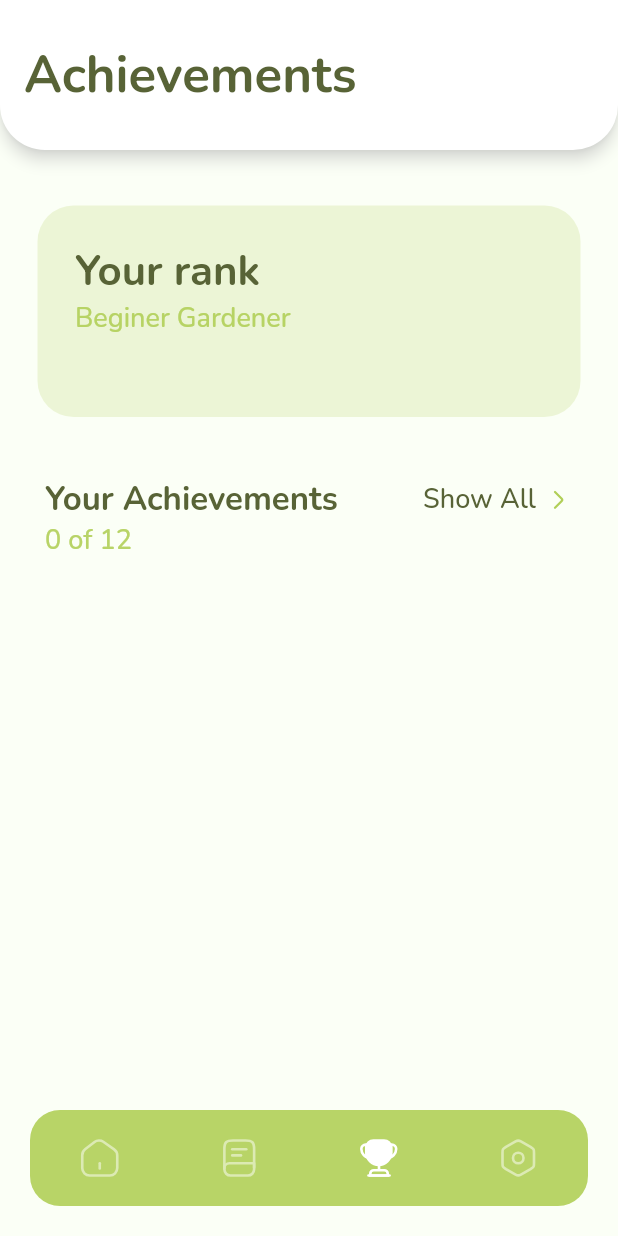
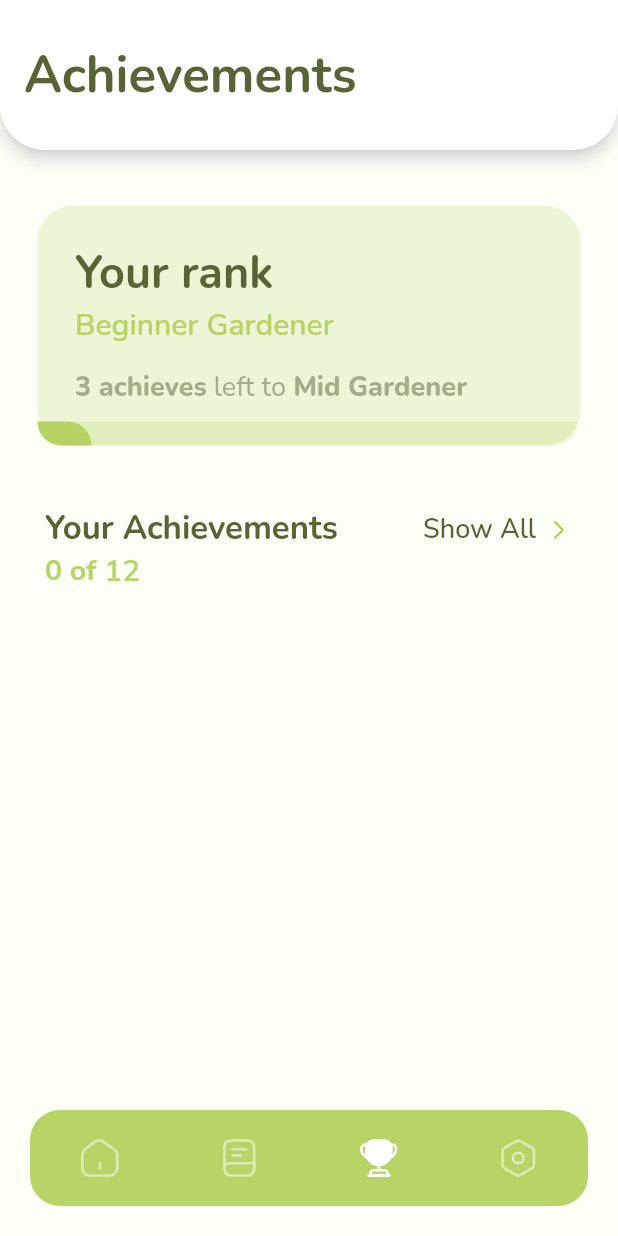
Before and after one commit to KaryFeever/Bonsai, a Flutter app: the screen it shows after launch, item 3 of the bottom bar chosen, on a phone screen of 412 x 824 dp. Run offline on Flutter 3.47's test engine with Material 2 defaults, Android fonts, the phone set to English and light mode, and no system bars; our stand-ins replace auto_size_text, flutter_svg, get_it, get_it_mixin, google_fonts, image_cropper and 1 more; missing offline and left inert: proste_bezier_curve.

Commit message:
Finished achievements page including progress bar, rapidly moving to the dark theme

```diff
--- a/bonsai/lib/constants/styles.dart
+++ b/bonsai/lib/constants/styles.dart
@@ -9,6 +9,7 @@ class Styles {
   static Color primaryOrangeColor = const Color(0xFFDD9048);
   static Color secondaryOrangeColor = const Color(0x1ADD9048);
   static Color textColorPrimary = const Color(0xFF586336);
+  static Color textColorPrimaryLight = Color.fromRGBO(88, 99, 54, 0.494);
   static Color createPageTextColor = const Color(0xFF979797);
   static Color fieldsBackgroundColor = const Color(0xFFEFF1ED);
   static Color switchOffColor = const Color(0xFFB3BCB3);
@@ -27,7 +28,13 @@ class Styles {
   static TextStyle textGreen = GoogleFonts.nunito(
       fontSize: 16, color: primaryGreenColor, fontWeight: FontWeight.w500);
   static TextStyle rankText = GoogleFonts.nunito(
-      fontSize: 18, color: primaryGreenColor, fontWeight: FontWeight.w500);
+      fontSize: 20, color: primaryGreenColor, fontWeight: FontWeight.w600);
+  static TextStyle countOfAchievesText = GoogleFonts.nunito(
+      fontSize: 19, color: primaryGreenColor, fontWeight: FontWeight.w700);
+  static TextStyle rankLeftBold = GoogleFonts.nunito(
+      fontSize: 18, color: textColorPrimaryLight, fontWeight: FontWeight.w800);
+  static TextStyle rankLeftOfBold = GoogleFonts.nunito(
+      fontSize: 18, color: textColorPrimaryLight, fontWeight: FontWeight.w500);
   static TextStyle optionText = GoogleFonts.nunito(
       fontSize: 18, color: textPaleGreen, fontWeight: FontWeight.w500);
   static TextStyle optionTextBigger = GoogleFonts.nunito(
@@ -39,7 +46,7 @@ class Styles {
   static TextStyle headLine1 = GoogleFonts.nunito(
       fontSize: 34, color: textColorPrimary, fontWeight: FontWeight.w700);
   static TextStyle headLine2 = GoogleFonts.nunito(
-      fontSize: 28, color: textColorPrimary, fontWeight: FontWeight.w700);
+      fontSize: 30, color: textColorPrimary, fontWeight: FontWeight.w700);
   static TextStyle headLine3 = GoogleFonts.nunito(
       fontSize: 22, color: textColorPrimary, fontWeight: FontWeight.w700);
   static TextStyle bottomSheetCloseText = GoogleFonts.nunito(
--- a/bonsai/lib/controllers/achievements_page/achievement_controller.dart
+++ b/bonsai/lib/controllers/achievements_page/achievement_controller.dart
@@ -30,6 +30,122 @@ class AchievementController extends ChangeNotifier {
     return toView;
   }
 
+  String getRank(Achievements achievements) {
+    String rank = "";
+    switch (achievements.getCountOfUnlocked()) {
+      case 0:
+      case 1:
+      case 2:
+        rank = "Beginner Gardener";
+        break;
+      case 3:
+      case 4:
+      case 5:
+        rank = "Mid Gardener";
+        break;
+      case 6:
+      case 7:
+      case 8:
+        rank = "Advanced Gardener";
+        break;
+      case 9:
+      case 10:
+      case 11:
+        rank = "Eden Gardener";
+        break;
+      case 12:
+        rank = "Groot";
+        break;
+    }
+
+    return rank;
+  }
+
+  double getProgressBarCoeff(Achievements achievements) {
+    double coeff = 0.1;
+    switch (achievements.getCountOfUnlocked()) {
+      case 1:
+      case 4:
+      case 7:
+      case 10:
+        coeff = 0.33;
+        break;
+      case 2:
+      case 5:
+      case 8:
+      case 11:
+        coeff = 0.66;
+        break;
+      case 0:
+      case 3:
+      case 6:
+      case 9:
+        coeff = 0.1;
+        break;
+      case 12:
+        coeff = 1.0;
+    }
+    return coeff;
+  }
+
+  String leftToNextRank(Achievements achievements) {
+    String remains = "";
+    switch (achievements.getCountOfUnlocked()) {
+      case 1:
+      case 4:
+      case 7:
+      case 10:
+        remains = 2.toString() + " achieves";
+        break;
+      case 2:
+      case 5:
+      case 8:
+      case 11:
+        remains = 1.toString() + " achieve";
+        break;
+      case 0:
+      case 3:
+      case 6:
+      case 9:
+        remains = 3.toString() + " achieves";
+        break;
+      case 12:
+        remains = "";
+    }
+
+    return remains;
+  }
+
+  String nextRank(Achievements achievements) {
+    String nextRank = "";
+    switch (achievements.getCountOfUnlocked()) {
+      case 0:
+      case 1:
+      case 2:
+        nextRank = "Mid Gardener";
+        break;
+      case 3:
+      case 4:
+      case 5:
+        nextRank = "Advanced Gardener";
+        break;
+      case 6:
+      case 7:
+      case 8:
+        nextRank = "Eden Gardener";
+        break;
+      case 9:
+      case 10:
+      case 11:
+        nextRank = "Groot";
+        break;
+      default:
+        break;
+    }
+
+    return nextRank;
+  }
+
   void updatePlantsAchievements(Achievements achievements, Plants plants) {
     switch (plants.getPlants().length) {
       case 1:
@@ -42,6 +158,7 @@ class AchievementController extends ChangeNotifier {
         achievements.getAchievement(7).achievementUnlock();
         break;
     }
+    this.unlockPlatinumTrophy(achievements);
   }
 
   void updateWatering(Achievements achievements) {
@@ -57,6 +174,7 @@ class AchievementController extends ChangeNotifier {
         achievements.getAchievement(10).achievementUnlock();
         break;
     }
+    this.unlockPlatinumTrophy(achievements);
   }
 
   void updateSpraying(Achievements achievements) {
@@ -64,6 +182,7 @@ class AchievementController extends ChangeNotifier {
     if (achievements.getSprayingCounter() == 1) {
       achievements.getAchievement(2).achievementUnlock();
     }
+    this.unlockPlatinumTrophy(achievements);
   }
 
   void updateFertilizng(Achievements achievements) {
@@ -71,19 +190,30 @@ class AchievementController extends ChangeNotifier {
     if (achievements.getFertilizingCounter() == 1) {
       achievements.getAchievement(3).achievementUnlock();
     }
+    this.unlockPlatinumTrophy(achievements);
   }
 
   void unlockDescriptionAchievement(Achievements achievements) {
     achievements.getAchievement(4).achievementUnlock();
+    this.unlockPlatinumTrophy(achievements);
   }
 
   void unlockRenameAchievement(Achievements achievements) {
     achievements.getAchievement(5).achievementUnlock();
+    this.unlockPlatinumTrophy(achievements);
   }
 
   void unlockDeletedAchievement(Achievements achievements) {
     achievements.getAchievement(8).achievementUnlock();
+    this.unlockPlatinumTrophy(achievements);
   }
 
-
+  void unlockPlatinumTrophy(Achievements achievements) {
+    for (int i = 0; i < achievements.getCountOfAchievements() - 1; i++) {
+      if (!achievements.getAchievement(i).getStatus()) return;
+    }
+    achievements
+        .getAchievement(achievements.getCountOfAchievements() - 1)
+        .achievementUnlock();
+  }
 }
--- a/bonsai/lib/views/achievements_page/achievements_page.dart
+++ b/bonsai/lib/views/achievements_page/achievements_page.dart
@@ -47,7 +47,7 @@ class _AchievementsPageState extends State<AchievementsPage>
           child: Column(
             children: [
               Container(
-                  height: 141,
+                  height: 160,
                   width: MediaQuery.of(context).size.width - 50,
                   decoration: BoxDecoration(
                       borderRadius: BorderRadius.all(Radius.circular(24)),
@@ -65,10 +65,57 @@ class _AchievementsPageState extends State<AchievementsPage>
                       Padding(
                         padding: EdgeInsets.only(left: 25, right: 0, top: 0),
                         child: Text(
-                          "Beginer Gardener",
+                          get<AchievementController>()
+                              .getRank(get<Achievements>()),
                           style: Styles.rankText,
                         ),
                       ),
+                      Padding(
+                        padding: EdgeInsets.only(left: 25, right: 0, top: 16),
+                        child: Row(
+                          children: [
+                            Text(
+                              get<AchievementController>()
+                                  .leftToNextRank(get<Achievements>()),
+                              style: Styles.rankLeftBold,
+                            ),
+                            Text(
+                              " left to ",
+                              style: Styles.rankLeftOfBold,
+                            ),
+                            Text(
+                              get<AchievementController>()
+                                  .nextRank(get<Achievements>()),
+                              style: Styles.rankLeftBold,
+                            )
+                          ],
+                        ),
+                      ),
+                      Padding(
+                        padding: EdgeInsets.only(top: 10),
+                        child: Stack(children: <Widget>[
+                          Container(
+                            height: 16,
+                            width: (MediaQuery.of(context).size.width - 52),
+                            decoration: BoxDecoration(
+                                borderRadius: BorderRadius.only(
+                                    bottomLeft: Radius.circular(24),
+                                    bottomRight: Radius.circular(24)),
+                                color: Styles.secondaryGreenColor),
+                          ),
+                          Container(
+                            height: 16,
+                            width: (MediaQuery.of(context).size.width - 52) *
+                                get<AchievementController>()
+                                    .getProgressBarCoeff(get<Achievements>()),
+                            decoration: BoxDecoration(
+                                borderRadius: BorderRadius.only(
+                                    bottomLeft: Radius.circular(24),
+                                    topRight: Radius.circular(24)),
+                                color: Styles.primaryGreenColor),
+                          )
+                        ]),
+                      )
                     ],
                   )),
               Padding(
@@ -89,11 +136,11 @@ class _AchievementsPageState extends State<AchievementsPage>
                                 get<Achievements>()
                                     .getCountOfUnlocked()
                                     .toString(),
-                                style: Styles.rankText,
+                                style: Styles.countOfAchievesText,
                               ),
                               Text(
                                 " of ",
-                                style: Styles.rankText,
+                                style: Styles.countOfAchievesText,
                               ),
                               Text(
                                 get<Achievements>()
```
